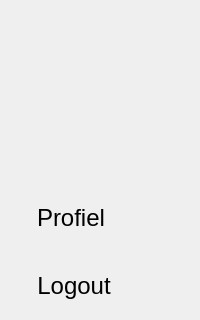
Baeshee/IPMEDTH-Frontend, file layout/menu.ui: the form before one commit; both pictures show x 0 to 200 and y 571 to 891 of the 200 by 891 pixel window.
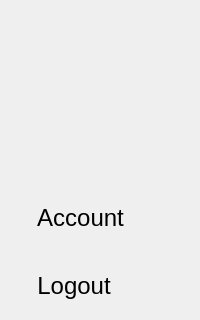
The form after the commit.

What changed in the file:
```diff
--- a/layout/menu.ui
+++ b/layout/menu.ui
@@ -399,7 +399,7 @@
             </font>
            </property>
            <property name="text">
-            <string>Profiel</string>
+            <string>Account</string>
            </property>
            <property name="alignment">
             <set>Qt::AlignCenter</set>
```
